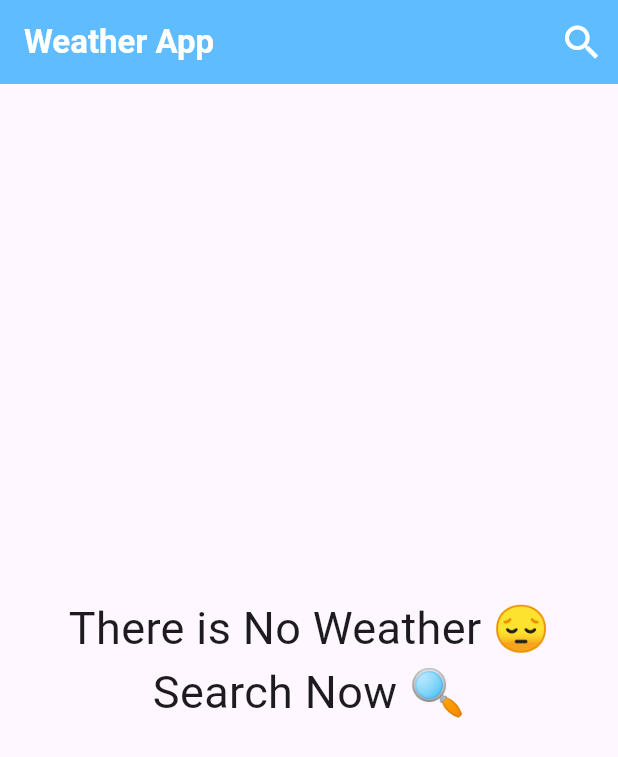
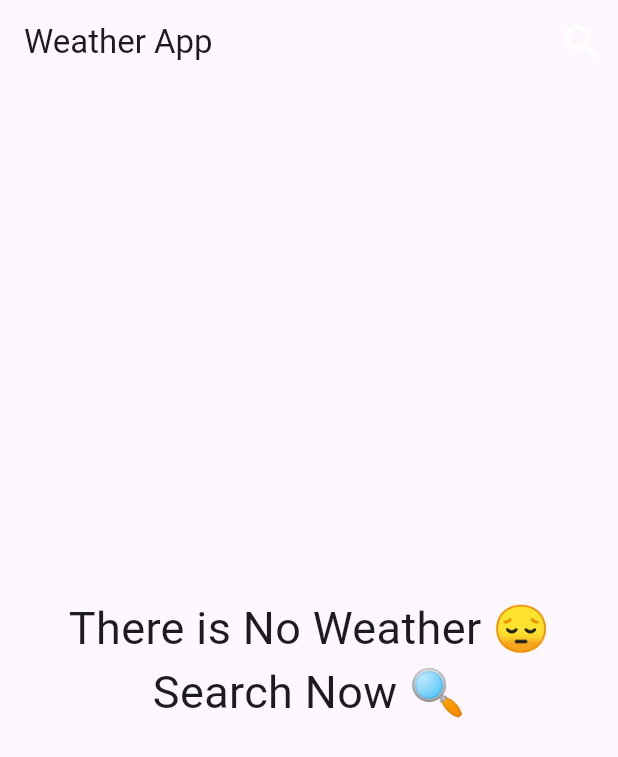
Before and after one commit to Hagarabdelhamed/weatherAPP, a Flutter app: the screen it shows after launch, on a phone screen of 412 x 824 dp. Shown: the top 757 px of the screen. Run offline on Flutter 3.47's test engine with Material 3 defaults, Android fonts, the phone set to English and light mode, and no system bars; our stand-ins replace dio, flutter_bloc.

Commit message:
edit home

```diff
--- a/lib/views/home_view.dart
+++ b/lib/views/home_view.dart
@@ -21,12 +21,9 @@ class _HomeViewState extends State<HomeView> {
   Widget build(BuildContext context) {
     var weatherModel = BlocProvider.of<GetWeatherCubit>(context).weatherModel;
     return Scaffold(
-      appBar: AppBar(
-        title: const Text(
-          'Weather App',
-          style: TextStyle(color: Colors.white, fontWeight: FontWeight.bold),
-        ),
-        backgroundColor: const Color(0xff5FBDFF),
+       appBar: AppBar(
+        title: const Text('Weather App'),
+
         actions: [
           IconButton(
             onPressed: () {
```
